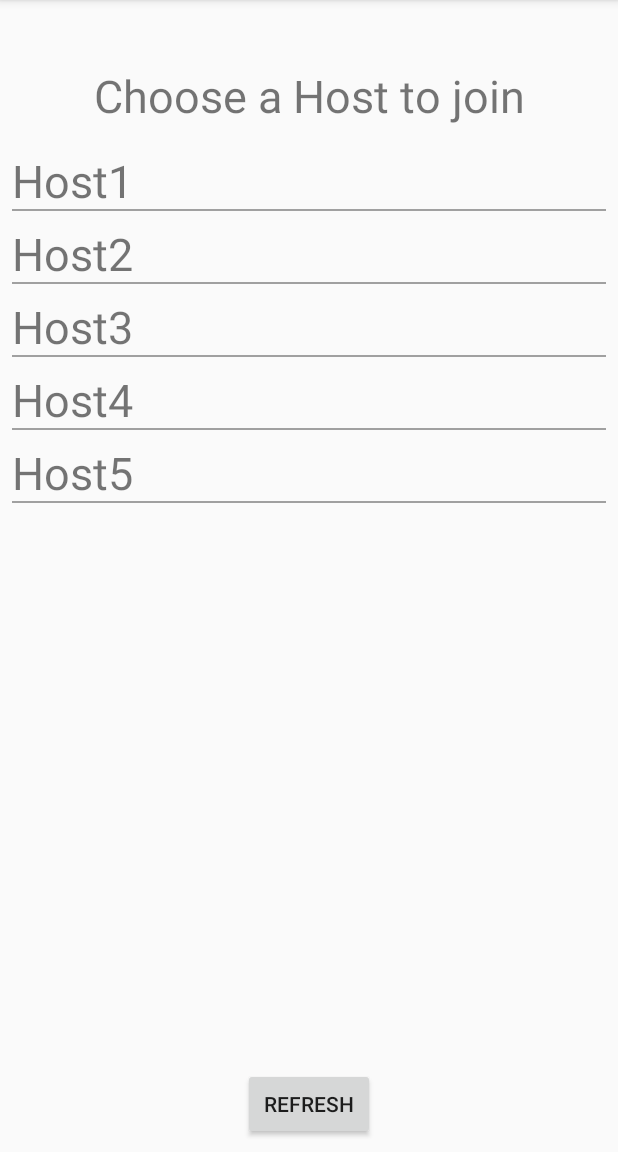
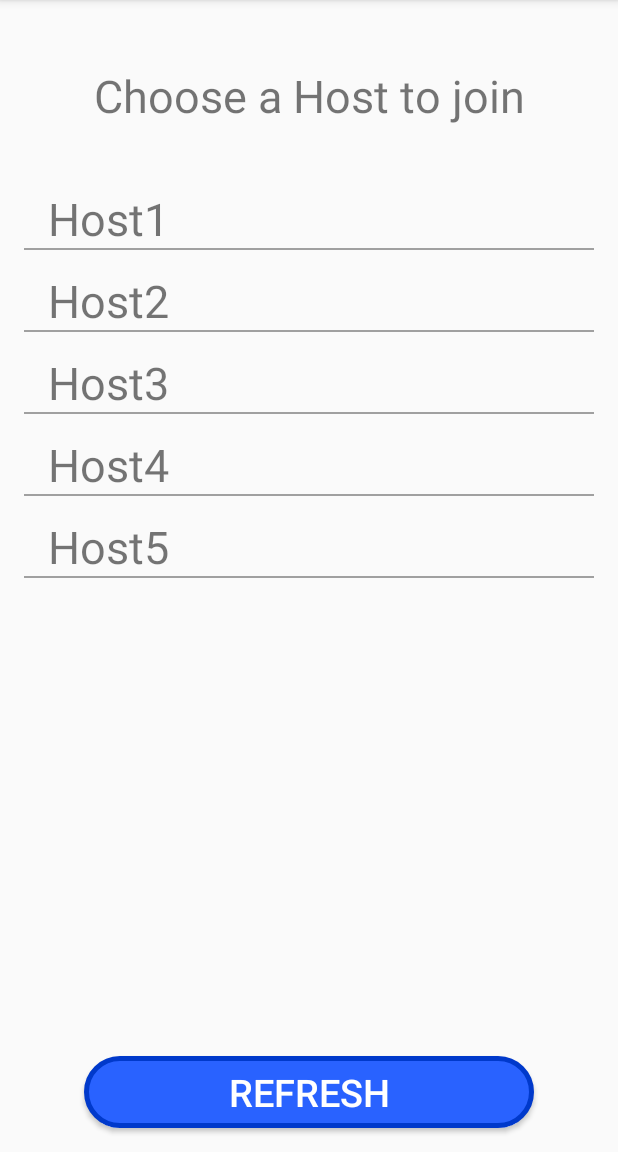
Before and after one commit to AxonDragonScale/SyncPlayer, an Android app: the ClientActivity screen opened directly, with no data from a screen before it, on a phone screen of 412 x 824 dp, the part 84-1236 px from its top. Run offline under Robolectric (Android 15) with nearby library versions, the phone set to English and light mode, and no system bars.

Commit message:
Fixed RecyclerView overlap on video in fullscreen.
Now RecyclerView is Hidden in fullscreen mode.
Also, fixed layouts for both the RecyclerViews.

```diff
--- a/app/src/main/java/com/sdpd/syncplayer/PlayerActivity.java
+++ b/app/src/main/java/com/sdpd/syncplayer/PlayerActivity.java
@@ -86,9 +86,11 @@ public class PlayerActivity extends AppCompatActivity {
         int currentOrientation = getResources().getConfiguration().orientation;
         ViewGroup.LayoutParams params = pv_exoplayer.getLayoutParams();
         if(currentOrientation == Configuration.ORIENTATION_LANDSCAPE) {
+            rvClientList.setVisibility(View.GONE);
             params.height = params.MATCH_PARENT;
             pv_exoplayer.setLayoutParams(params);
         } else if(currentOrientation == Configuration.ORIENTATION_PORTRAIT) {
+            rvClientList.setVisibility(View.VISIBLE);
             params.height = 270 * getResources().getDisplayMetrics().densityDpi / DisplayMetrics.DENSITY_DEFAULT;
             pv_exoplayer.setLayoutParams(params);
         }
--- a/app/src/main/res/layout/activity_client.xml
+++ b/app/src/main/res/layout/activity_client.xml
@@ -26,9 +26,9 @@
         android:id="@+id/rv_hostList"
         android:layout_width="match_parent"
         android:layout_height="0dp"
-        android:layout_marginStart="8dp"
-        android:layout_marginTop="8dp"
-        android:layout_marginEnd="8dp"
+        android:layout_marginStart="16dp"
+        android:layout_marginTop="32dp"
+        android:layout_marginEnd="16dp"
         android:layout_marginBottom="8dp"
         app:layout_constraintBottom_toTopOf="@+id/button_refresh"
         app:layout_constraintEnd_toEndOf="parent"
@@ -38,12 +38,15 @@
 
     <Button
         android:id="@+id/button_refresh"
-        android:layout_width="wrap_content"
+        android:layout_width="300dp"
         android:layout_height="wrap_content"
         android:layout_marginStart="8dp"
         android:layout_marginEnd="8dp"
-        android:layout_marginBottom="8dp"
+        android:layout_marginBottom="16dp"
+        android:background="@drawable/btn_rounded"
         android:text="Refresh"
+        android:textColor="@color/white"
+        android:textSize="25sp"
         app:layout_constraintBottom_toBottomOf="parent"
         app:layout_constraintEnd_toEndOf="parent"
         app:layout_constraintStart_toStartOf="parent" />
--- a/app/src/main/res/layout/host_list_item.xml
+++ b/app/src/main/res/layout/host_list_item.xml
@@ -9,15 +9,26 @@
     <TextView
         android:id="@+id/tv_item"
         android:layout_width="match_parent"
-        android:layout_height="wrap_content"
+        android:layout_height="36dp"
+        android:layout_marginStart="16dp"
         android:layout_marginTop="8dp"
+        android:layout_marginEnd="8dp"
+        android:layout_marginBottom="8dp"
         android:textSize="30sp"
+        app:layout_constraintBottom_toBottomOf="parent"
+        app:layout_constraintEnd_toEndOf="parent"
+        app:layout_constraintStart_toStartOf="parent"
         app:layout_constraintTop_toTopOf="parent" />
 
     <View
         android:layout_width="match_parent"
         android:layout_height="1dp"
+        android:layout_marginTop="4dp"
+        android:layout_marginBottom="4dp"
         android:background="#A0A0A0"
-        app:layout_constraintBottom_toBottomOf="@+id/tv_item" />
+        app:layout_constraintBottom_toBottomOf="parent"
+        app:layout_constraintEnd_toEndOf="parent"
+        app:layout_constraintStart_toStartOf="parent"
+        app:layout_constraintTop_toBottomOf="@+id/tv_item" />
 
 </android.support.constraint.ConstraintLayout>
```
Also changed, not shown: app/src/main/res/layout/client_list_item.xml (+23 -11 lines).
